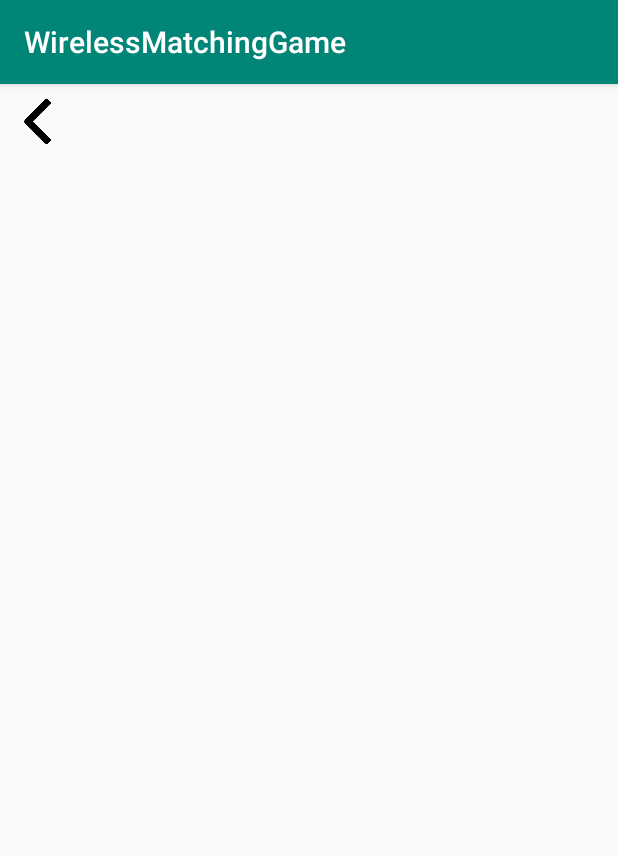
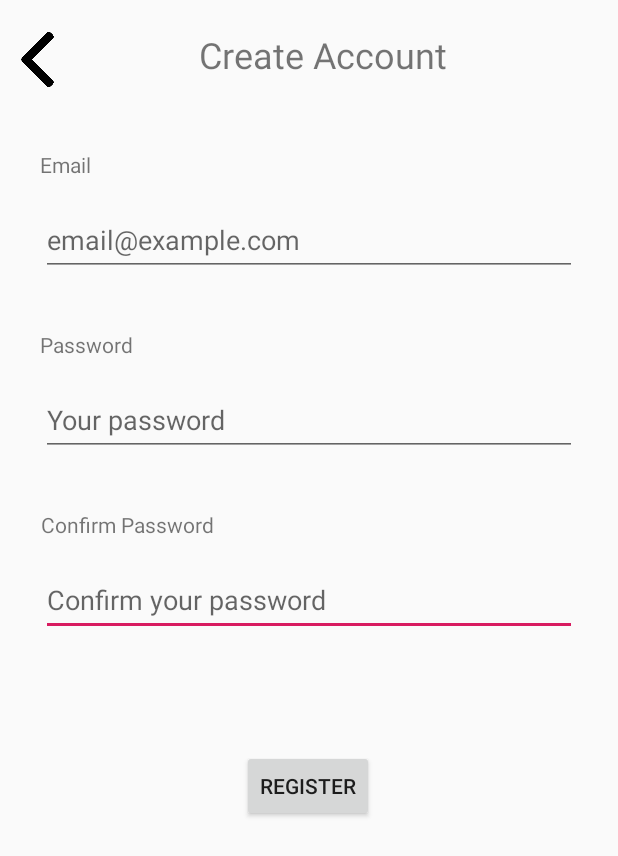
Before and after one commit to VectorXz/WirelessMatchingGame, an Android app: the CreateAccount screen opened directly, with no data from a screen before it, on a phone screen of 412 x 824 dp. Shown: the top 856 px of the screen. Run offline under Robolectric (Android 15) with nearby library versions, the phone set to English and light mode, and no system bars; our stand-ins replace Firebase (no records; nobody signed in at launch, a user with empty details on screens opened directly).

Commit message:
done authentication and create account part

```diff
--- a/app/src/main/res/layout/activity_create_account.xml
+++ b/app/src/main/res/layout/activity_create_account.xml
@@ -6,15 +6,110 @@
     android:layout_height="match_parent"
     tools:context=".CreateAccount">
 
+    <EditText
+        android:id="@+id/regis_confirmPassField"
+        android:layout_width="357dp"
+        android:layout_height="47dp"
+        android:layout_marginTop="17dp"
+        android:ems="10"
+        android:hint="Confirm your password"
+        android:inputType="textPassword"
+        app:layout_constraintEnd_toEndOf="parent"
+        app:layout_constraintStart_toStartOf="parent"
+        app:layout_constraintTop_toBottomOf="@+id/textView9" />
+
+    <TextView
+        android:id="@+id/textView9"
+        android:layout_width="wrap_content"
+        android:layout_height="wrap_content"
+        android:layout_marginTop="36dp"
+        android:text="Confirm Password"
+        app:layout_constraintEnd_toEndOf="parent"
+        app:layout_constraintHorizontal_bias="0.092"
+        app:layout_constraintStart_toStartOf="parent"
+        app:layout_constraintTop_toBottomOf="@+id/regis_passwordField" />
+
+    <EditText
+        android:id="@+id/regis_passwordField"
+        android:layout_width="357dp"
+        android:layout_height="47dp"
+        android:layout_marginTop="17dp"
+        android:ems="10"
+        android:hint="Your password"
+        android:inputType="textPassword"
+        app:layout_constraintEnd_toEndOf="parent"
+        app:layout_constraintStart_toStartOf="parent"
+        app:layout_constraintTop_toBottomOf="@+id/textView8" />
+
+    <TextView
+        android:id="@+id/textView8"
+        android:layout_width="wrap_content"
+        android:layout_height="wrap_content"
+        android:layout_marginTop="36dp"
+        android:text="Password"
+        app:layout_constraintEnd_toEndOf="parent"
+        app:layout_constraintHorizontal_bias="0.077"
+        app:layout_constraintStart_toStartOf="parent"
+        app:layout_constraintTop_toBottomOf="@+id/regis_emailField" />
+
     <ImageButton
         android:id="@+id/regisBackBtn"
         android:layout_width="50dp"
-        android:layout_height="50dp"
-        android:padding="10dp"
+        android:layout_height="47dp"
+        android:layout_marginTop="16dp"
+        android:background="@null"
+        android:padding="5dp"
         android:scaleType="fitCenter"
+        app:layout_constraintEnd_toEndOf="parent"
+        app:layout_constraintHorizontal_bias="0.0"
         app:layout_constraintStart_toStartOf="parent"
         app:layout_constraintTop_toTopOf="parent"
-        android:background="@null"
         app:srcCompat="@drawable/back" />
 
+    <TextView
+        android:id="@+id/textView5"
+        android:layout_width="wrap_content"
+        android:layout_height="wrap_content"
+        android:layout_marginTop="20dp"
+        android:text="Create Account"
+        android:textSize="24sp"
+        app:layout_constraintEnd_toEndOf="parent"
+        app:layout_constraintHorizontal_bias="0.421"
+        app:layout_constraintStart_toEndOf="@+id/regisBackBtn"
+        app:layout_constraintTop_toTopOf="parent" />
+
+    <TextView
+        android:id="@+id/textView7"
+        android:layout_width="wrap_content"
+        android:layout_height="wrap_content"
+        android:layout_marginTop="100dp"
+        android:text="Email"
+        app:layout_constraintEnd_toEndOf="parent"
+        app:layout_constraintHorizontal_bias="0.071"
+        app:layout_constraintStart_toStartOf="parent"
+        app:layout_constraintTop_toTopOf="parent" />
+
+    <EditText
+        android:id="@+id/regis_emailField"
+        android:layout_width="357dp"
+        android:layout_height="47dp"
+        android:layout_marginTop="17dp"
+        android:ems="10"
+        android:hint="email@example.com"
+        android:inputType="textPersonName"
+        app:layout_constraintEnd_toEndOf="parent"
+        app:layout_constraintStart_toStartOf="parent"
+        app:layout_constraintTop_toBottomOf="@+id/textView7" />
+
+    <Button
+        android:id="@+id/regis_regisBtn"
+        android:layout_width="wrap_content"
+        android:layout_height="wrap_content"
+        android:layout_marginTop="76dp"
+        android:text="Register"
+        app:layout_constraintEnd_toEndOf="parent"
+        app:layout_constraintHorizontal_bias="0.498"
+        app:layout_constraintStart_toStartOf="parent"
+        app:layout_constraintTop_toBottomOf="@+id/regis_confirmPassField" />
+
 </androidx.constraintlayout.widget.ConstraintLayout>
--- a/app/src/main/res/values/styles.xml
+++ b/app/src/main/res/values/styles.xml
@@ -1,7 +1,7 @@
 <resources>
 
     <!-- Base application theme. -->
-    <style name="AppTheme" parent="Theme.AppCompat.Light.DarkActionBar">
+    <style name="AppTheme" parent="Theme.AppCompat.Light.NoActionBar">
         <!-- Customize your theme here. -->
         <item name="colorPrimary">@color/colorPrimary</item>
         <item name="colorPrimaryDark">@color/colorPrimaryDark</item>
```
Also changed, not shown: app/src/main/java/com/example/wirelessmatchinggame/CreateAccount.kt (+52 -0 lines), app/src/main/java/com/example/wirelessmatchinggame/MainActivity.kt (+19 -15 lines), app/src/main/res/layout/activity_main.xml (+13 -13 lines).
